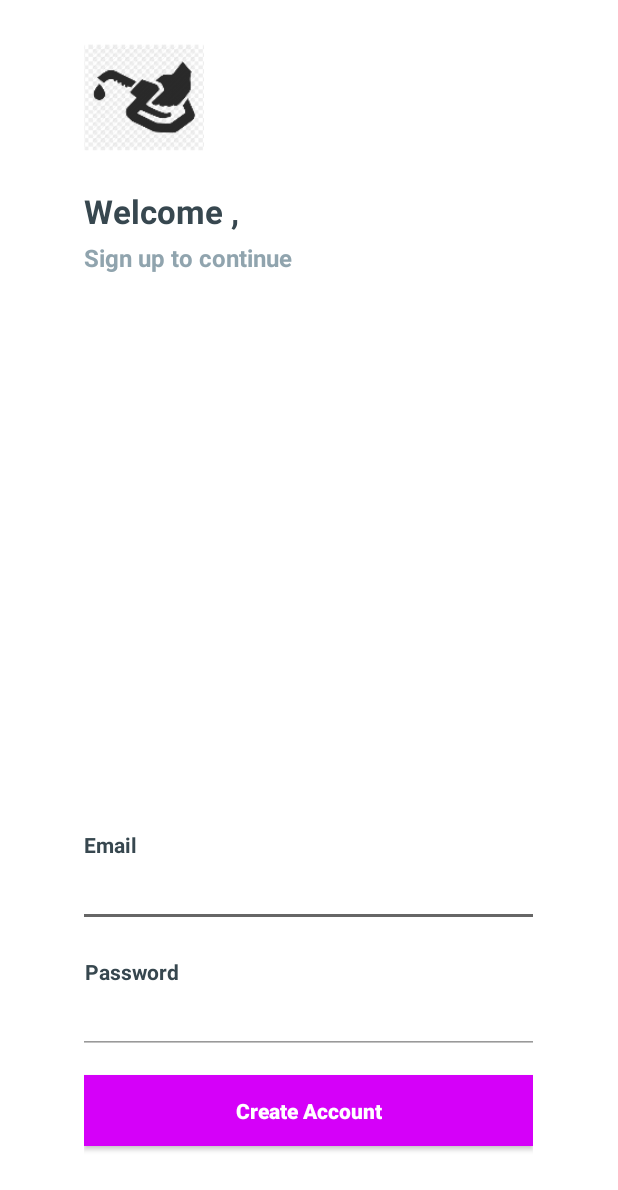
After one commit to kenkorir/projectsm, an Android app: the RegisterActivity screen opened directly, with no data from a screen before it, on a phone screen of 412 x 824 dp. The commit adds this screen. Shown: the top 1190 px of the screen. Run offline under Robolectric (Android 15) with nearby library versions, the phone set to English and light mode, and no system bars.

Commit message:
designed RegisterActivity

```diff
--- /dev/null
+++ b/app/src/main/java/com/job/istation/RegisterActivity.kt
@@ -0,0 +1,21 @@
+package com.job.istation
+
+
+import android.os.Bundle
+import android.view.View
+import androidx.appcompat.app.AppCompatActivity
+
+class RegisterActivity : AppCompatActivity() {
+
+    private var parent_view: View? = null
+
+    override fun onCreate(savedInstanceState: Bundle?) {
+        super.onCreate(savedInstanceState)
+        setContentView(R.layout.activity_signup)
+        parent_view = findViewById(android.R.id.content)
+
+        Tools.setSystemBarColor(this, android.R.color.white)
+        Tools.setSystemBarLight(this)
+
+    }
+}
--- a/app/src/main/res/layout/activity_main.xml
+++ b/app/src/main/res/layout/activity_main.xml
@@ -329,7 +329,7 @@
                                     android:layout_width="wrap_content"
                                     android:layout_height="0dp"
                                     android:layout_weight="1"
-                                    android:text="62"
+                                    android:text="102"
                                     android:textAppearance="@style/Base.TextAppearance.AppCompat.Subhead"
                                     android:textColor="@color/grey_60"
                                     android:textStyle="bold"/>
@@ -337,7 +337,7 @@
                             <TextView
                                     android:layout_width="wrap_content"
                                     android:layout_height="wrap_content"
-                                    android:text="Essie Sonia"
+                                    android:text="Top Sales \nEssie Sonia"
                                     android:textAppearance="@style/Base.TextAppearance.AppCompat.Caption"
                                     android:textColor="@color/grey_40"/>
 
--- /dev/null
+++ b/app/src/main/res/layout/activity_signup.xml
@@ -0,0 +1,129 @@
+<?xml version="1.0" encoding="utf-8"?>
+<LinearLayout xmlns:android="http://schemas.android.com/apk/res/android"
+    android:layout_width="match_parent"
+    android:layout_height="match_parent"
+    android:background="@android:color/white"
+    android:orientation="vertical">
+
+    <RelativeLayout
+        android:layout_width="match_parent"
+        android:layout_height="match_parent">
+
+        <LinearLayout
+            android:layout_width="330dp"
+            android:layout_height="match_parent"
+            android:layout_centerInParent="true"
+            android:orientation="vertical"
+            android:padding="@dimen/spacing_large">
+
+            <View
+                android:layout_width="0dp"
+                android:layout_height="@dimen/spacing_middle" />
+
+            <ImageView
+                android:layout_width="80dp"
+                android:layout_height="80dp"
+                android:src="@mipmap/ic_launcher" />
+
+            <View
+                android:layout_width="0dp"
+                android:layout_height="@dimen/spacing_large" />
+
+            <TextView
+                android:layout_width="wrap_content"
+                android:layout_height="wrap_content"
+                android:layout_marginTop="@dimen/spacing_medium"
+                android:text="Welcome ,"
+                android:textAppearance="@style/Base.TextAppearance.AppCompat.Large"
+                android:textColor="@color/blue_grey_800"
+                android:textStyle="bold" />
+
+            <TextView
+                android:layout_width="wrap_content"
+                android:layout_height="wrap_content"
+                android:layout_marginTop="@dimen/spacing_medium"
+                android:text="Sign up to continue"
+                android:textAppearance="@style/Base.TextAppearance.AppCompat.Subhead"
+                android:textColor="@color/blue_grey_300"
+                android:textStyle="bold" />
+
+            <View
+                android:layout_width="0dp"
+                android:layout_height="0dp"
+                android:layout_weight="1" />
+
+            <TextView
+                android:layout_width="wrap_content"
+                android:layout_height="wrap_content"
+                android:text="Email"
+                android:textAlignment="center"
+                android:textAppearance="@style/Base.TextAppearance.AppCompat.Small"
+                android:textColor="@color/blue_grey_800"
+                android:textStyle="bold" />
+
+            <com.google.android.material.textfield.TextInputEditText
+                android:layout_width="match_parent"
+                android:layout_height="wrap_content"
+                android:layout_marginLeft="-4dp"
+                android:layout_marginRight="-4dp"
+                android:inputType="textEmailAddress"
+                android:maxLength="50"
+                android:maxLines="1"
+                android:singleLine="true"
+                android:textColor="@color/blue_grey_300"
+                android:theme="@style/EditText.Grey" />
+
+            <View
+                android:layout_width="0dp"
+                android:layout_height="@dimen/spacing_mlarge" />
+
+            <TextView
+                android:layout_width="wrap_content"
+                android:layout_height="wrap_content"
+                android:text="Password"
+                android:textAlignment="center"
+                android:textAppearance="@style/Base.TextAppearance.AppCompat.Small"
+                android:textColor="@color/blue_grey_800"
+                android:textStyle="bold" />
+
+            <com.google.android.material.textfield.TextInputEditText
+                android:layout_width="match_parent"
+                android:layout_height="wrap_content"
+                android:layout_marginLeft="-4dp"
+                android:layout_marginRight="-4dp"
+                android:inputType="textPassword"
+                android:maxLength="50"
+                android:maxLines="1"
+                android:singleLine="true"
+                android:textColor="@color/blue_grey_300"
+                android:theme="@style/EditText.Grey" />
+
+            <View
+                android:layout_width="0dp"
+                android:layout_height="@dimen/spacing_middle" />
+
+
+            <Button
+                android:layout_width="match_parent"
+                android:layout_height="55dp"
+                android:layout_marginLeft="-4dp"
+                android:layout_marginRight="-4dp"
+                android:background="@drawable/btn_purple_a400"
+                android:text="Create Account"
+                android:textAllCaps="false"
+                android:textColor="@android:color/white"
+                android:textStyle="bold" />
+
+            <View
+                android:layout_width="0dp"
+                android:layout_height="@dimen/spacing_medium" />
+
+            <View
+                android:layout_width="0dp"
+                android:layout_height="@dimen/spacing_xlarge" />
+
+        </LinearLayout>
+
+    </RelativeLayout>
+
+</LinearLayout>
```
